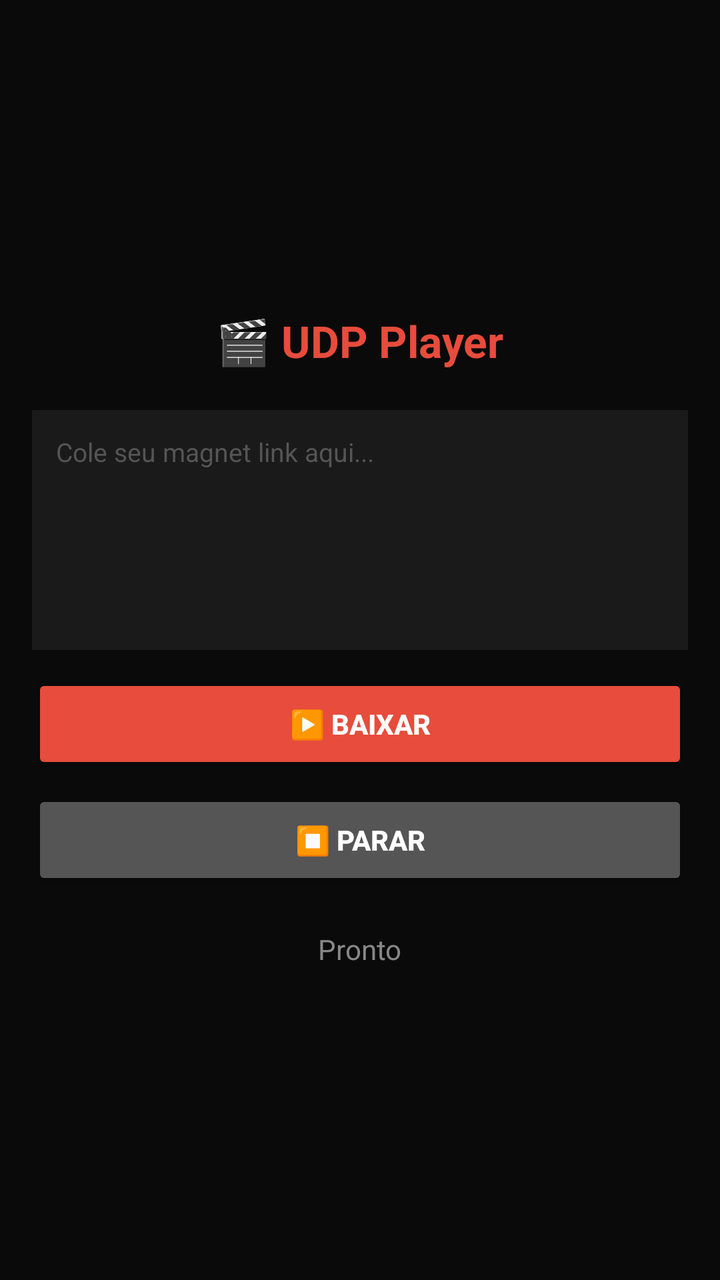
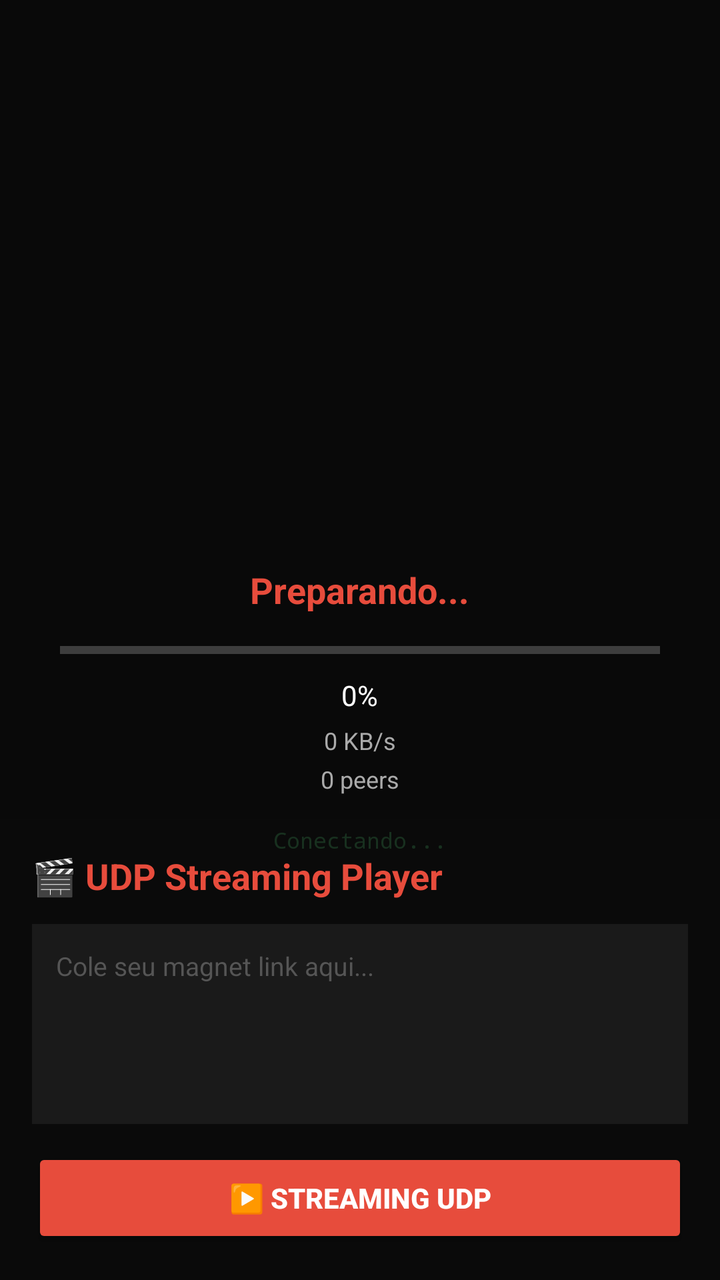

Before-and-after screenshots of an Android layout around one commit, followed by the original layout XML and the change that was made.
<!-- AndroidManifest.xml: application theme Theme.AppCompat.NoActionBar -->
<!-- res/layout/activity_main.xml -->
<?xml version="1.0" encoding="utf-8"?>
<LinearLayout xmlns:android="http://schemas.android.com/apk/res/android"
    android:layout_width="match_parent"
    android:layout_height="match_parent"
    android:orientation="vertical"
    android:background="#0a0a0a"
    android:padding="16dp"
    android:gravity="center">
    
    <TextView
        android:layout_width="wrap_content"
        android:layout_height="wrap_content"
        android:text="🎬 UDP Player"
        android:textColor="#e74c3c"
        android:textSize="22sp"
        android:textStyle="bold"
        android:layout_marginBottom="20dp" />
    
    <EditText
        android:id="@+id/magnet_input"
        android:layout_width="match_parent"
        android:layout_height="120dp"
        android:background="#1a1a1a"
        android:gravity="top"
        android:hint="Cole seu magnet link aqui..."
        android:textColorHint="#555"
        android:inputType="textMultiLine"
        android:padding="12dp"
        android:textColor="#fff"
        android:textSize="13sp" />
    
    <Button
        android:id="@+id/btn_play"
        android:layout_width="match_parent"
        android:layout_height="50dp"
        android:layout_marginTop="12dp"
        android:backgroundTint="#e74c3c"
        android:text="▶️ BAIXAR"
        android:textColor="#fff"
        android:textStyle="bold" />
    
    <Button
        android:id="@+id/btn_stop"
        android:layout_width="match_parent"
        android:layout_height="50dp"
        android:layout_marginTop="8dp"
        android:backgroundTint="#555"
        android:text="⏹️ PARAR"
        android:textColor="#fff"
        android:textStyle="bold" />
    
    <TextView
        android:id="@+id/loading_status"
        android:layout_width="wrap_content"
        android:layout_height="wrap_content"
        android:layout_marginTop="20dp"
        android:text="Pronto"
        android:textColor="#888"
        android:textSize="14sp" />
    
</LinearLayout>
<!-- resources referenced by this layout -->
<resources>

</resources>

<!-- the commit's change to res/layout/activity_main.xml (unified diff, before → after) -->
@@ -1,61 +1,186 @@
 <?xml version="1.0" encoding="utf-8"?>
-<LinearLayout xmlns:android="http://schemas.android.com/apk/res/android"
+<FrameLayout xmlns:android="http://schemas.android.com/apk/res/android"
     android:layout_width="match_parent"
     android:layout_height="match_parent"
-    android:orientation="vertical"
-    android:background="#0a0a0a"
-    android:padding="16dp"
-    android:gravity="center">
+    android:background="#0a0a0a">
     
-    <TextView
-        android:layout_width="wrap_content"
+    <VideoView
+        android:id="@+id/video_view"
+        android:layout_width="match_parent"
+        android:layout_height="match_parent"
+        android:visibility="gone" />
+    
+    <LinearLayout
+        android:id="@+id/loading_overlay"
+        android:layout_width="match_parent"
+        android:layout_height="match_parent"
+        android:gravity="center"
+        android:orientation="vertical"
+        android:background="#dd0a0a0a"
+        android:visibility="visible">
+        
+        <ProgressBar
+            android:layout_width="50dp"
+            android:layout_height="50dp"
+            android:indeterminateTint="#e74c3c" />
+        
+        <TextView
+            android:id="@+id/loading_title"
+            android:layout_width="wrap_content"
+            android:layout_height="wrap_content"
+            android:layout_marginTop="20dp"
+            android:text="Preparando..."
+            android:textColor="#e74c3c"
+            android:textSize="18sp"
+            android:textStyle="bold" />
+        
+        <ProgressBar
+            android:id="@+id/buffer_bar"
+            style="?android:attr/progressBarStyleHorizontal"
+            android:layout_width="match_parent"
+            android:layout_height="6dp"
+            android:layout_marginStart="30dp"
+            android:layout_marginEnd="30dp"
+            android:layout_marginTop="15dp"
+            android:progressTint="#e74c3c" />
+        
+        <TextView
+            android:id="@+id/loading_progress"
+            android:layout_width="wrap_content"
+            android:layout_height="wrap_content"
+            android:layout_marginTop="10dp"
+            android:text="0%"
+            android:textColor="#fff"
+            android:textSize="14sp" />
+        
+        <TextView
+            android:id="@+id/loading_speed"
+            android:layout_width="wrap_content"
+            android:layout_height="wrap_content"
+            android:layout_marginTop="5dp"
+            android:text="0 KB/s"
+            android:textColor="#aaa"
+            android:textSize="12sp" />
+        
+        <TextView
+            android:id="@+id/loading_peers"
+            android:layout_width="wrap_content"
+            android:layout_height="wrap_content"
+            android:layout_marginTop="3dp"
+            android:text="0 peers"
+            android:textColor="#aaa"
+            android:textSize="12sp" />
+        
+        <TextView
+            android:id="@+id/loading_status"
+            android:layout_width="wrap_content"
+            android:layout_height="wrap_content"
+            android:layout_marginTop="15dp"
+            android:text="Conectando..."
+            android:textColor="#4ecb71"
+            android:textSize="11sp"
+            android:fontFamily="monospace" />
+    </LinearLayout>
+    
+    <LinearLayout
+        android:id="@+id/control_panel"
+        android:layout_width="match_parent"
         android:layout_height="wrap_content"
-        android:text="🎬 UDP Player"
-        android:textColor="#e74c3c"
-        android:textSize="22sp"
-        android:textStyle="bold"
-        android:layout_marginBottom="20dp" />
+        android:layout_gravity="bottom"
+        android:orientation="vertical"
+        android:padding="16dp"
+        android:background="#cc0a0a0a">
+        
+        <TextView
+            android:layout_width="wrap_content"
+            android:layout_height="wrap_content"
+            android:text="🎬 UDP Streaming Player"
+            android:textColor="#e74c3c"
+            android:textSize="18sp"
+            android:textStyle="bold"
+            android:layout_marginBottom="12dp" />
+        
+        <EditText
+            android:id="@+id/magnet_input"
+            android:layout_width="match_parent"
+            android:layout_height="100dp"
+            android:background="#1a1a1a"
+            android:gravity="top"
+            android:hint="Cole seu magnet link aqui..."
+            android:textColorHint="#555"
+            android:inputType="textMultiLine"
+            android:padding="12dp"
+            android:textColor="#fff"
+            android:textSize="13sp" />
+        
+        <Button
+            android:id="@+id/btn_play"
+            android:layout_width="match_parent"
+            android:layout_height="50dp"
+            android:layout_marginTop="12dp"
+            android:backgroundTint="#e74c3c"
+            android:text="▶️ STREAMING UDP"
+            android:textColor="#fff"
+            android:textStyle="bold" />
+        
+        <LinearLayout
+            android:id="@+id/stats_row"
+            android:layout_width="match_parent"
+            android:layout_height="wrap_content"
+            android:layout_marginTop="12dp"
+            android:orientation="horizontal"
+            android:visibility="gone">
+            
+            <LinearLayout
+                android:layout_width="0dp"
+                android:layout_height="wrap_content"
+                android:layout_weight="1"
+                android:gravity="center"
+                android:orientation="vertical"
+                android:background="#1a1a1a"
+                android:padding="8dp"
+                android:layout_margin="2dp">
+                <TextView android:id="@+id/stat_progress" android:text="0%" android:textColor="#e74c3c" android:textSize="16sp" android:textStyle="bold" />
+                <TextView android:text="Progresso" android:textColor="#888" android:textSize="10sp" />
+            </LinearLayout>
+            
+            <LinearLayout
+                android:layout_width="0dp"
+                android:layout_height="wrap_content"
+                android:layout_weight="1"
+                android:gravity="center"
+                android:orientation="vertical"
+                android:background="#1a1a1a"
+                android:padding="8dp"
+                android:layout_margin="2dp">
+                <TextView android:id="@+id/stat_speed" android:text="0 KB/s" android:textColor="#e74c3c" android:textSize="16sp" android:textStyle="bold" />
+                <TextView android:text="Velocidade" android:textColor="#888" android:textSize="10sp" />
+            </LinearLayout>
+            
+            <LinearLayout
+                android:layout_width="0dp"
+                android:layout_height="wrap_content"
+                android:layout_weight="1"
+                android:gravity="center"
+                android:orientation="vertical"
+                android:background="#1a1a1a"
+                android:padding="8dp"
+                android:layout_margin="2dp">
+                <TextView android:id="@+id/stat_peers" android:text="0" android:textColor="#e74c3c" android:textSize="16sp" android:textStyle="bold" />
+                <TextView android:text="Peers UDP" android:textColor="#888" android:textSize="10sp" />
+            </LinearLayout>
+        </LinearLayout>
+        
+        <Button
+            android:id="@+id/btn_stop"
+            android:layout_width="match_parent"
+            android:layout_height="50dp"
+            android:layout_marginTop="8dp"
+            android:backgroundTint="#555555"
+            android:text="⏹️ PARAR"
+            android:textColor="#fff"
+            android:textStyle="bold"
+            android:visibility="gone" />
+    </LinearLayout>
     
-    <EditText
-        android:id="@+id/magnet_input"
-        android:layout_width="match_parent"
-        android:layout_height="120dp"
-        android:background="#1a1a1a"
-        android:gravity="top"
-        android:hint="Cole seu magnet link aqui..."
-        android:textColorHint="#555"
-        android:inputType="textMultiLine"
-        android:padding="12dp"
-        android:textColor="#fff"
-        android:textSize="13sp" />
-    
-    <Button
-        android:id="@+id/btn_play"
-        android:layout_width="match_parent"
-        android:layout_height="50dp"
-        android:layout_marginTop="12dp"
-        android:backgroundTint="#e74c3c"
-        android:text="▶️ BAIXAR"
-        android:textColor="#fff"
-        android:textStyle="bold" />
-    
-    <Button
-        android:id="@+id/btn_stop"
-        android:layout_width="match_parent"
-        android:layout_height="50dp"
-        android:layout_marginTop="8dp"
-        android:backgroundTint="#555"
-        android:text="⏹️ PARAR"
-        android:textColor="#fff"
-        android:textStyle="bold" />
-    
-    <TextView
-        android:id="@+id/loading_status"
-        android:layout_width="wrap_content"
-        android:layout_height="wrap_content"
-        android:layout_marginTop="20dp"
-        android:text="Pronto"
-        android:textColor="#888"
-        android:textSize="14sp" />
-    
-</LinearLayout>
+</FrameLayout>
